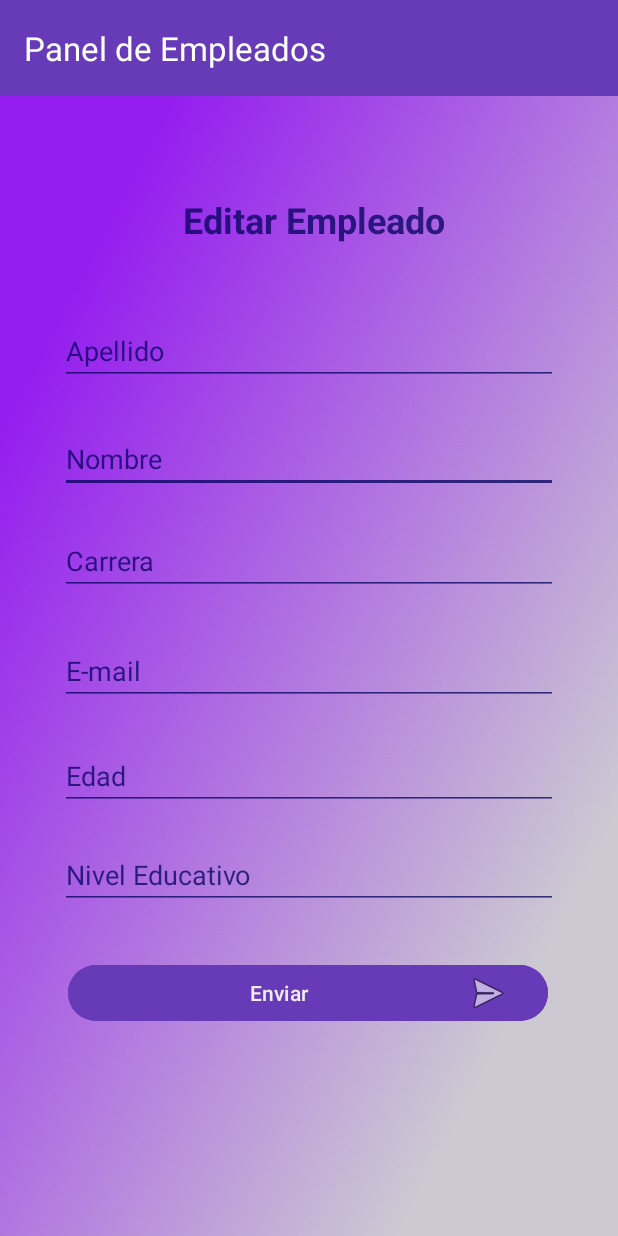
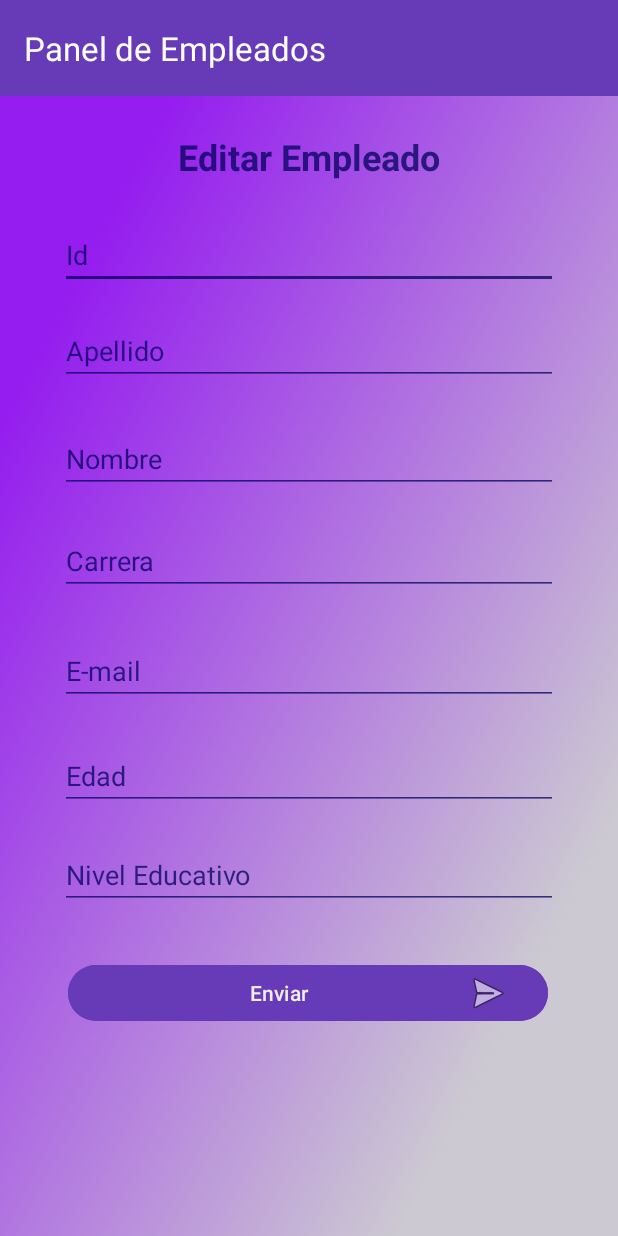
Before and after one commit to dannyedison75/panel-control-asistencia-empleados-movil, an Android app: the EditEmployeeActivity screen opened directly, with no data from a screen before it, on a phone screen of 412 x 824 dp. Run offline under Robolectric (Android 15) with nearby library versions, the phone set to English and light mode, and no system bars; our stand-ins replace Firebase (no records; nobody signed in at launch, a user with empty details on screens opened directly); 1 statement that could not run was skipped.

Commit message:
Solución a problema de actualización y borrado de empleado

```diff
--- a/app/src/main/java/com/example/panel_control_asistencia_empleados_movil/EditEmployeeActivity.java
+++ b/app/src/main/java/com/example/panel_control_asistencia_empleados_movil/EditEmployeeActivity.java
@@ -19,7 +19,7 @@ import java.util.Map;
 public class EditEmployeeActivity extends AppCompatActivity {
 
     // Variables para los campos EditText
-    private EditText nombreEditText, apellidoEditText, carreraEditText, edadEditText, emailEditText, nivelEducativoEditText;
+    private EditText idEditText, nombreEditText, apellidoEditText, carreraEditText, edadEditText, emailEditText, nivelEducativoEditText;
     private Button btnEnviar;
     private FirebaseFirestore db;
     private Employee employee; //Para guardar el objeto empleado
@@ -36,6 +36,7 @@ public class EditEmployeeActivity extends AppCompatActivity {
         employee = getIntent().getParcelableExtra("employee");
 
         // Asignación de las vistas
+        idEditText = findViewById(R.id.id);
         nombreEditText = findViewById(R.id.nombre);
         apellidoEditText = findViewById(R.id.apellido);
         carreraEditText = findViewById(R.id.carrera);
@@ -52,6 +53,7 @@ public class EditEmployeeActivity extends AppCompatActivity {
         }
 
         // Rellenar los campos con los datos del objeto Employee
+        idEditText.setText(employee.id);
         nombreEditText.setText(employee.nombre);
         apellidoEditText.setText(employee.apellido);
         carreraEditText.setText(employee.carrera);
@@ -66,6 +68,7 @@ public class EditEmployeeActivity extends AppCompatActivity {
 
     private void actualizarEmpleado() {
         // Obtener los nuevos datos de los campos ANTES de actualizar el objeto employee
+        String nuevoId = idEditText.getText().toString();
         String nuevoNombre = nombreEditText.getText().toString();
         String nuevoApellido = apellidoEditText.getText().toString();
         String nuevaCarrera = carreraEditText.getText().toString();
@@ -88,6 +91,7 @@ public class EditEmployeeActivity extends AppCompatActivity {
         }
 
         //Actualizar el objeto employee CON los nuevos datos
+        employee.id = nuevoId;
         employee.nombre = nuevoNombre;
         employee.apellido = nuevoApellido;
         employee.carrera = nuevaCarrera;
@@ -98,6 +102,7 @@ public class EditEmployeeActivity extends AppCompatActivity {
         // Actualizar los datos en Firestore usando update()
         DocumentReference empleadoRef = db.collection("empleados").document(employee.id);
         Map<String, Object> updates = new HashMap<>();
+        updates.put("id", employee.id);
         updates.put("nombre", employee.nombre);
         updates.put("apellido", employee.apellido);
         updates.put("carrera", employee.carrera);
--- a/app/src/main/java/com/example/panel_control_asistencia_empleados_movil/EmployeeAdapter.java
+++ b/app/src/main/java/com/example/panel_control_asistencia_empleados_movil/EmployeeAdapter.java
@@ -89,8 +89,8 @@ public class EmployeeAdapter extends RecyclerView.Adapter<EmployeeAdapter.ViewHo
                             .delete()
                             .addOnSuccessListener(aVoid -> {
                                 Toast.makeText(context, "Empleado eliminado", Toast.LENGTH_SHORT).show();
-                                employees.removeIf(employee -> employee.id.equals(employeeId));
-                                notifyDataSetChanged();
+                                //employees.removeIf(employee -> employee.id.equals(employeeId));
+                                //notifyDataSetChanged();
                             })
                             .addOnFailureListener(e -> {
                                 Toast.makeText(context, "Error al eliminar empleado: " + e.getMessage(), Toast.LENGTH_LONG).show();
--- a/app/src/main/res/layout/activity_edit_employee.xml
+++ b/app/src/main/res/layout/activity_edit_employee.xml
@@ -18,6 +18,9 @@
         app:title="Panel de Empleados"
         app:titleTextColor="@android:color/white" />
 
+    <!-- Campo Nombre -->
+
+    <!-- Campo Nombre -->
     <TextView
         android:id="@+id/textView2"
         android:layout_width="wrap_content"
@@ -30,13 +33,32 @@
         android:textStyle="bold"
         app:layout_constraintBottom_toBottomOf="parent"
         app:layout_constraintEnd_toEndOf="parent"
-        app:layout_constraintHorizontal_bias="0.51"
+        app:layout_constraintHorizontal_bias="0.497"
         app:layout_constraintStart_toStartOf="parent"
         app:layout_constraintTop_toTopOf="parent"
-        app:layout_constraintVertical_bias="0.06"
-        tools:ignore="HardcodedText"/>
+        app:layout_constraintVertical_bias="0.0"
+        tools:ignore="HardcodedText" />
 
-    <!-- Campo Nombre -->
+    <EditText
+        android:id="@+id/id"
+        android:layout_width="0dp"
+        android:layout_height="wrap_content"
+        android:layout_marginStart="40dp"
+        android:layout_marginEnd="40dp"
+        android:backgroundTint="#C103035E"
+        android:hint="Id"
+        android:inputType="textPersonName"
+        android:selectAllOnFocus="true"
+        android:textColor="#C103035E"
+        android:textColorHint="#C103035E"
+        app:layout_constraintBottom_toBottomOf="parent"
+        app:layout_constraintEnd_toEndOf="parent"
+        app:layout_constraintHorizontal_bias="0.0"
+        app:layout_constraintStart_toStartOf="parent"
+        app:layout_constraintTop_toTopOf="parent"
+        app:layout_constraintVertical_bias="0.189"
+        tools:ignore="Autofill,HardcodedText" />
+
     <EditText
         android:id="@+id/nombre"
         android:layout_width="0dp"
```
Also changed, not shown: app/src/main/java/com/example/panel_control_asistencia_empleados_movil/AddEmployeeActivity.java (+11 -18 lines), app/src/main/res/layout/activity_add_employee.xml (+27 -4 lines).
